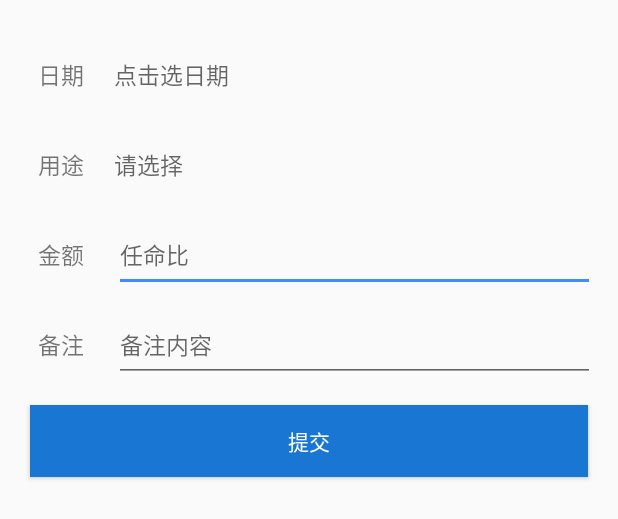
After one commit to jimolonely/MyCost, an Android app: the layout fragment_body_data.xml on its own in the app's theme, with its tools: preview values and no code run, on a phone screen of 412 x 824 dp. The commit adds this screen. Shown: the top 519 px of the screen. Run offline under Robolectric (Android 15) with nearby library versions, the light colour scheme and no system bars.

Commit message:
add body data

```diff
--- /dev/null
+++ b/android-app/app/src/main/res/layout/fragment_body_data.xml
@@ -0,0 +1,19 @@
+<?xml version="1.0" encoding="utf-8"?>
+<ScrollView xmlns:android="http://schemas.android.com/apk/res/android"
+    xmlns:app="http://schemas.android.com/apk/res-auto"
+    android:layout_width="match_parent"
+    android:layout_height="match_parent"
+    android:paddingLeft="10dp"
+    android:paddingRight="10dp">
+
+    <LinearLayout
+        android:layout_width="match_parent"
+        android:layout_height="wrap_content"
+        android:orientation="vertical">
+
+
+
+
+        <include layout="@layout/input_cost" />
+    </LinearLayout>
+</ScrollView>
--- a/android-app/app/src/main/res/layout/input_cost.xml
+++ b/android-app/app/src/main/res/layout/input_cost.xml
@@ -29,7 +29,7 @@
             android:hint="点击选日期"
             android:text=""
             android:textColor="@color/colorPrimaryDark"
-            android:textSize="15sp"></TextView>
+            android:textSize="15sp" />
     </LinearLayout>
 
     <LinearLayout
@@ -56,7 +56,7 @@
             android:hint="请选择"
             android:text=""
             android:textColor="@color/colorPrimaryDark"
-            android:textSize="15sp"></TextView>
+            android:textSize="15sp" />
     </LinearLayout>
 
     <LinearLayout
@@ -83,7 +83,7 @@
             android:hint="任命比"
             android:inputType="numberDecimal"
             android:textColor="@color/colorPrimaryDark"
-            android:textSize="15sp"></EditText>
+            android:textSize="15sp" />
     </LinearLayout>
 
     <LinearLayout
@@ -110,7 +110,7 @@
             android:hint="备注内容"
             android:inputType="text"
             android:textColor="@color/primary_light"
-            android:textSize="15sp"></EditText>
+            android:textSize="15sp" />
     </LinearLayout>
 
     <Button
```
Also changed, not shown: android-app/app/src/main/java/com/jimo/mycost/ui/BodyDataFragment.java (added, +33 -0 lines), android-app/app/src/main/res/layout/fragment_cost.xml (+9 -15 lines), android-app/app/src/main/res/layout/fragment_income.xml (+8 -8 lines), 2 other files.
